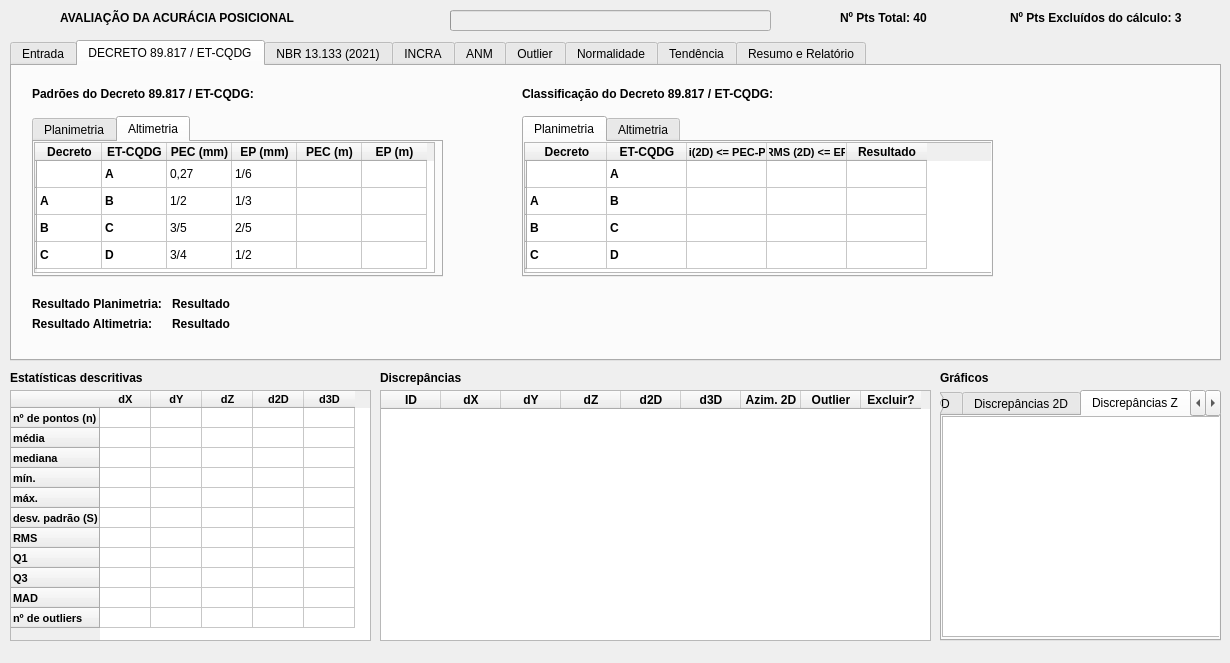
afonsopsantos/plugin_GeoPEC, file gui/posicional_qt.ui: the form before one commit.
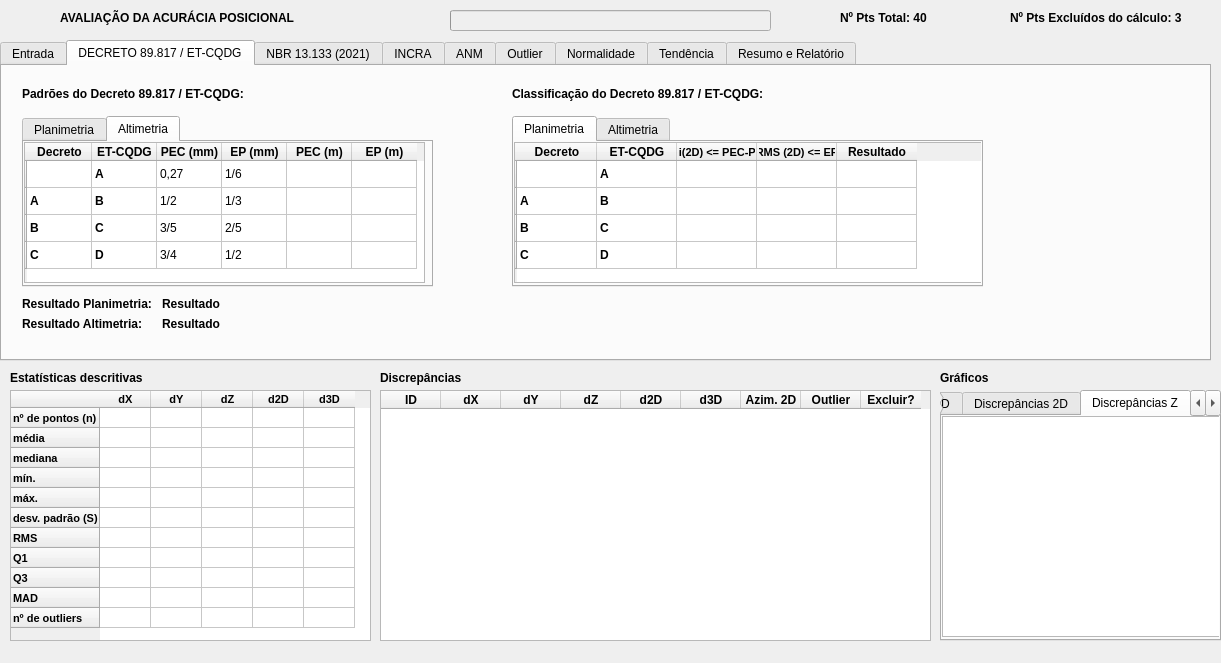
The form after the commit. The open tabs and pages were chosen to show the change. Icons and pictures are not drawn.

Patch:
```diff
--- a/gui/posicional_qt.ui
+++ b/gui/posicional_qt.ui
@@ -6,7 +6,7 @@
    <rect>
     <x>0</x>
     <y>0</y>
-    <width>1230</width>
+    <width>1221</width>
     <height>663</height>
    </rect>
   </property>
@@ -35,7 +35,7 @@
    <widget class="QTabWidget" name="tabWidget">
     <property name="geometry">
      <rect>
-      <x>10</x>
+      <x>0</x>
       <y>60</y>
       <width>1211</width>
       <height>321</height>
@@ -1004,7 +1004,6 @@
       </property>
       <property name="font">
        <font>
-        <weight>75</weight>
         <bold>true</bold>
         <stylestrategy>PreferDefault</stylestrategy>
        </font>
@@ -1024,7 +1023,6 @@
       </property>
       <property name="font">
        <font>
-        <weight>75</weight>
         <bold>true</bold>
         <stylestrategy>PreferDefault</stylestrategy>
        </font>
@@ -1039,7 +1037,7 @@
         <x>20</x>
         <y>50</y>
         <width>411</width>
-        <height>161</height>
+        <height>171</height>
        </rect>
       </property>
       <property name="currentIndex">
@@ -1287,7 +1285,7 @@
           <x>0</x>
           <y>0</y>
           <width>401</width>
-          <height>131</height>
+          <height>141</height>
          </rect>
         </property>
         <property name="font">
@@ -1334,13 +1332,9 @@
          </property>
          <property name="font">
           <font>
-           <weight>75</weight>
            <bold>true</bold>
           </font>
          </property>
-         <property name="textAlignment">
-          <set>AlignCenter</set>
-         </property>
         </column>
         <column>
          <property name="text">
@@ -1348,13 +1342,9 @@
          </property>
          <property name="font">
           <font>
-           <weight>75</weight>
            <bold>true</bold>
           </font>
          </property>
-         <property name="textAlignment">
-          <set>AlignCenter</set>
-         </property>
         </column>
         <column>
          <property name="text">
@@ -1362,13 +1352,9 @@
          </property>
          <property name="font">
           <font>
-           <weight>75</weight>
            <bold>true</bold>
           </font>
          </property>
-         <property name="textAlignment">
-          <set>AlignCenter</set>
-         </property>
         </column>
         <column>
          <property name="text">
@@ -1376,13 +1362,9 @@
          </property>
          <property name="font">
           <font>
-           <weight>75</weight>
            <bold>true</bold>
           </font>
          </property>
-         <property name="textAlignment">
-          <set>AlignCenter</set>
-         </property>
         </column>
         <column>
          <property name="text">
@@ -1390,13 +1372,9 @@
          </property>
          <property name="font">
           <font>
-           <weight>75</weight>
            <bold>true</bold>
           </font>
          </property>
-         <property name="textAlignment">
-          <set>AlignCenter</set>
-         </property>
         </column>
         <column>
          <property name="text">
@@ -1404,21 +1382,14 @@
          </property>
          <property name="font">
           <font>
-           <weight>75</weight>
            <bold>true</bold>
           </font>
          </property>
-         <property name="textAlignment">
-          <set>AlignCenter</set>
-         </property>
         </column>
         <item row="0" column="0">
          <property name="text">
           <string/>
          </property>
-         <property name="textAlignment">
-          <set>AlignLeading|AlignVCenter</set>
-         </property>
         </item>
         <item row="0" column="1">
          <property name="text">
@@ -1426,7 +1397,6 @@
          </property>
          <property name="font">
           <font>
-           <weight>75</weight>
            <bold>true</bold>
           </font>
          </property>
@@ -1447,7 +1417,6 @@
          </property>
          <property name="font">
           <font>
-           <weight>75</weight>
            <bold>true</bold>
           </font>
          </property>
@@ -1458,7 +1427,6 @@
          </property>
          <property name="font">
           <font>
-           <weight>75</weight>
            <bold>true</bold>
           </font>
          </property>
@@ -1479,7 +1447,6 @@
          </property>
          <property name="font">
           <font>
-           <weight>75</weight>
            <bold>true</bold>
           </font>
          </property>
@@ -1490,7 +1457,6 @@
          </property>
          <property name="font">
           <font>
-           <weight>75</weight>
            <bold>true</bold>
           </font>
          </property>
@@ -1511,7 +1477,6 @@
          </property>
          <property name="font">
           <font>
-           <weight>75</weight>
            <bold>true</bold>
           </font>
          </property>
@@ -1522,7 +1487,6 @@
          </property>
          <property name="font">
           <font>
-           <weight>75</weight>
            <bold>true</bold>
           </font>
          </property>
@@ -1546,7 +1510,7 @@
         <x>510</x>
         <y>50</y>
         <width>471</width>
-        <height>161</height>
+        <height>171</height>
        </rect>
       </property>
       <property name="currentIndex">
@@ -1562,7 +1526,7 @@
           <x>0</x>
           <y>0</y>
           <width>471</width>
-          <height>131</height>
+          <height>141</height>
          </rect>
         </property>
         <attribute name="horizontalHeaderDefaultSectionSize">
@@ -1597,7 +1561,6 @@
          </property>
          <property name="font">
           <font>
-           <weight>75</weight>
            <bold>true</bold>
           </font>
          </property>
@@ -1608,7 +1571,6 @@
          </property>
          <property name="font">
           <font>
-           <weight>75</weight>
            <bold>true</bold>
           </font>
          </property>
@@ -1620,7 +1582,6 @@
          <property name="font">
           <font>
            <pointsize>8</pointsize>
-           <weight>75</weight>
            <bold>true</bold>
           </font>
          </property>
@@ -1632,7 +1593,6 @@
          <property name="font">
           <font>
            <pointsize>8</pointsize>
-           <weight>75</weight>
            <bold>true</bold>
           </font>
          </property>
@@ -1643,7 +1603,6 @@
          </property>
          <property name="font">
           <font>
-           <weight>75</weight>
            <bold>true</bold>
           </font>
          </property>
@@ -1659,7 +1618,6 @@
          </property>
          <property name="font">
           <font>
-           <weight>75</weight>
            <bold>true</bold>
           </font>
          </property>
@@ -1675,7 +1633,6 @@
          </property>
          <property name="font">
           <font>
-           <weight>75</weight>
            <bold>true</bold>
           </font>
          </property>
@@ -1686,7 +1643,6 @@
          </property>
          <property name="font">
           <font>
-           <weight>75</weight>
            <bold>true</bold>
           </font>
          </property>
@@ -1702,7 +1658,6 @@
          </property>
          <property name="font">
           <font>
-           <weight>75</weight>
            <bold>true</bold>
           </font>
          </property>
@@ -1713,7 +1668,6 @@
          </property>
          <property name="font">
           <font>
-           <weight>75</weight>
            <bold>true</bold>
           </font>
          </property>
@@ -1729,7 +1683,6 @@
          </property>
          <property name="font">
           <font>
-           <weight>75</weight>
            <bold>true</bold>
           </font>
          </property>
@@ -1740,7 +1693,6 @@
          </property>
          <property name="font">
           <font>
-           <weight>75</weight>
            <bold>true</bold>
           </font>
          </property>
@@ -1970,7 +1922,6 @@
       </property>
       <property name="font">
        <font>
-        <weight>75</weight>
         <bold>true</bold>
         <stylestrategy>PreferDefault</stylestrategy>
        </font>
@@ -1990,7 +1941,6 @@
       </property>
       <property name="font">
        <font>
-        <weight>75</weight>
         <bold>true</bold>
         <stylestrategy>PreferDefault</stylestrategy>
        </font>
@@ -2010,7 +1960,6 @@
       </property>
       <property name="font">
        <font>
-        <weight>75</weight>
         <bold>true</bold>
         <stylestrategy>PreferDefault</stylestrategy>
        </font>
@@ -2030,7 +1979,6 @@
       </property>
       <property name="font">
        <font>
-        <weight>75</weight>
         <bold>true</bold>
         <stylestrategy>PreferDefault</stylestrategy>
        </font>
```
Left out of the diff: 543 changed lines with no effect on the pictures.
